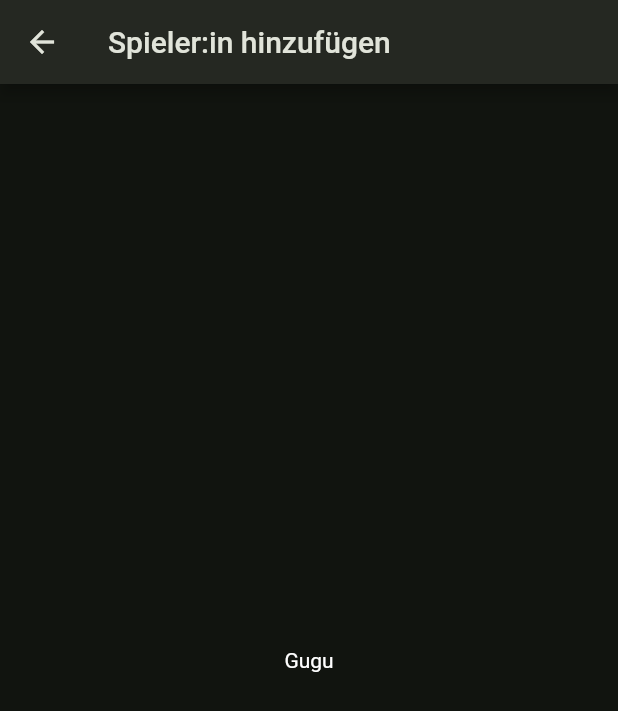
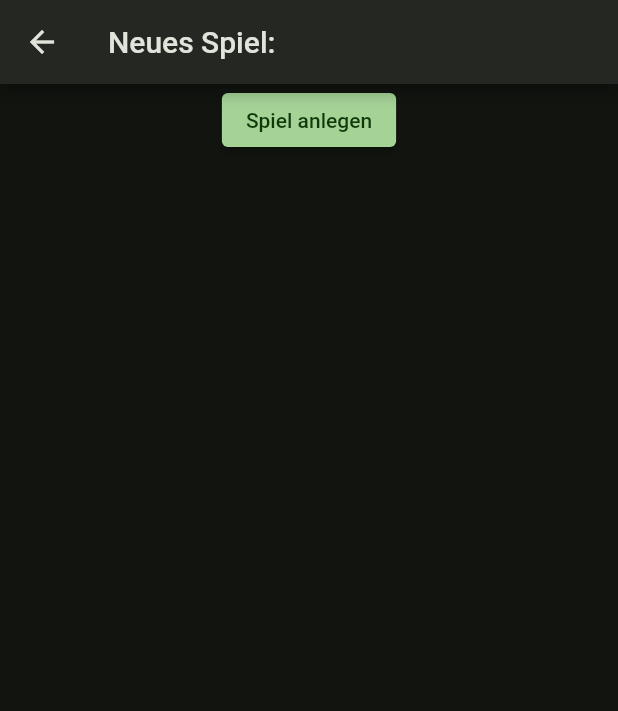
Before and after one commit to joFra210/cabo_karte, a Flutter app: the NewGameScreen screen opened by its route, on a phone screen of 412 x 824 dp. Shown: the top 711 px of the screen. Run offline on Flutter 3.47's test engine with Material 2 defaults, Android fonts, the phone set to English and light mode, and no system bars; our stand-ins replace fluro, sqflite; accounts and stored records are empty.

Commit message:
Select logic for players

```diff
--- a/lib/config/routes/route_handlers.dart
+++ b/lib/config/routes/route_handlers.dart
@@ -1,6 +1,6 @@
 import 'package:cabo_karte/features/game/presentation/new_game_screen.dart';
-import 'package:cabo_karte/features/player/presentation/new_player_widget.dart';
-import 'package:cabo_karte/features/player/presentation/player_list.dart';
+import 'package:cabo_karte/features/player/presentation/new_player_screen.dart';
+import 'package:cabo_karte/features/player/presentation/player_list_screen.dart';
 import 'package:cabo_karte/widgets/home.dart';
 import 'package:fluro/fluro.dart';
 import 'package:flutter/material.dart';
--- /dev/null
+++ b/lib/features/game/presentation/new_game_form.dart
@@ -0,0 +1,65 @@
+import 'package:cabo_karte/features/game/domain/game.dart';
+import 'package:cabo_karte/features/player/domain/player.dart';
+import 'package:cabo_karte/features/player/presentation/player_list.dart';
+import 'package:flutter/material.dart';
+// ignore: implementation_imports
+
+class NewGameForm extends StatefulWidget {
+  const NewGameForm({Key? key}) : super(key: key);
+
+  @override
+  State<NewGameForm> createState() => _NewGameFormState();
+}
+
+class _NewGameFormState extends State<NewGameForm> {
+  final _formKey = GlobalKey<FormState>();
+  Set<Player> _currentPlayers = <Player>{};
+  final Game? _newGame = null;
+
+  void _handlePlayersChanged(Set<Player> players) {
+    setState(() {
+      _currentPlayers = players;
+    });
+  }
+
+  @override
+  Widget build(BuildContext context) {
+    final tiles = _currentPlayers.map(
+      (Player player) {
+        return ListTile(
+          title: Text(player.name),
+        );
+      },
+    );
+    final divided = tiles.isNotEmpty
+        ? ListTile.divideTiles(
+            context: context,
+            tiles: tiles,
+          ).toList()
+        : <Widget>[];
+
+    return Form(
+      key: _formKey,
+      child: Column(
+        children: [
+          ConstrainedBox(
+            constraints: BoxConstraints(
+              maxHeight: MediaQuery.of(context).size.height / 3 * 2,
+            ),
+            child: PlayerListWidget(
+              activePlayers: _currentPlayers,
+              onChanged: _handlePlayersChanged,
+            ),
+          ),
+          ElevatedButton(
+            onPressed: () {
+              print(
+                  'spiel sollte jetzt angelegt werden, is aber noch nicht weil die implementierung fehlt...');
+            },
+            child: const Text('Spiel anlegen'),
+          ),
+        ],
+      ),
+    );
+  }
+}
--- a/lib/features/game/presentation/new_game_screen.dart
+++ b/lib/features/game/presentation/new_game_screen.dart
@@ -1,3 +1,4 @@
+import 'package:cabo_karte/features/game/presentation/new_game_form.dart';
 import 'package:flutter/material.dart';
 
 class NewGameScreen extends StatefulWidget {
@@ -12,10 +13,10 @@ class _NewGameScreenState extends State<NewGameScreen> {
   Widget build(BuildContext context) {
     return Scaffold(
       appBar: AppBar(
-        title: const Text('Spieler:in hinzufügen'),
+        title: const Text('Neues Spiel:'),
       ),
       body: const Center(
-        child: Text('Gugu'),
+        child: NewGameForm(),
       ),
     );
   }
--- a/lib/features/player/domain/player.dart
+++ b/lib/features/player/domain/player.dart
@@ -36,4 +36,17 @@ class Player {
   String toString() {
     return 'Player{id: $id, name: $name, overallScore: $overallScore}';
   }
+
+  @override
+  int get hashCode =>
+      (id.hashCode.toString() + name.hashCode.toString()).hashCode;
+
+  @override
+  bool operator ==(Object other) {
+    if (other is Player) {
+      return id == other.id && name == other.name;
+    } else {
+      return false;
+    }
+  }
 }
```
Also changed, not shown: lib/features/player/presentation/player_list.dart (+39 -71 lines), lib/features/player/presentation/player_list_screen.dart (added, +126 -0 lines), lib/features/player/presentation/new_player_screen.dart (renamed from lib/features/player/presentation/new_player_widget.dart), lib/features/player/presentation/player_widget.dart (deleted).
